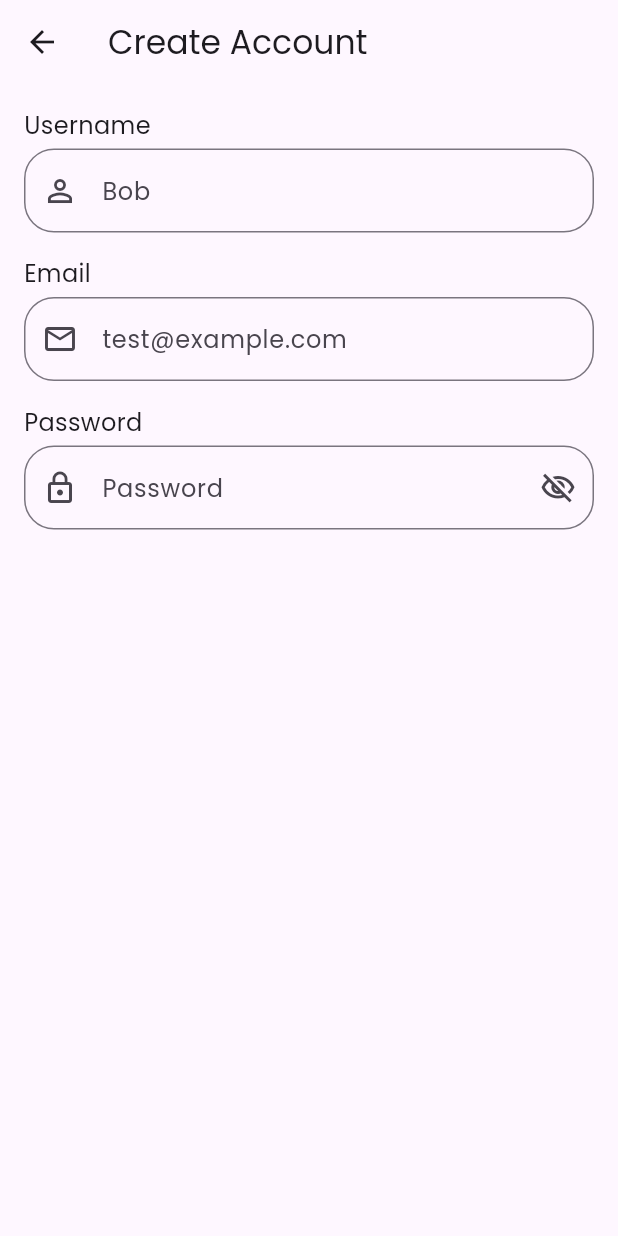
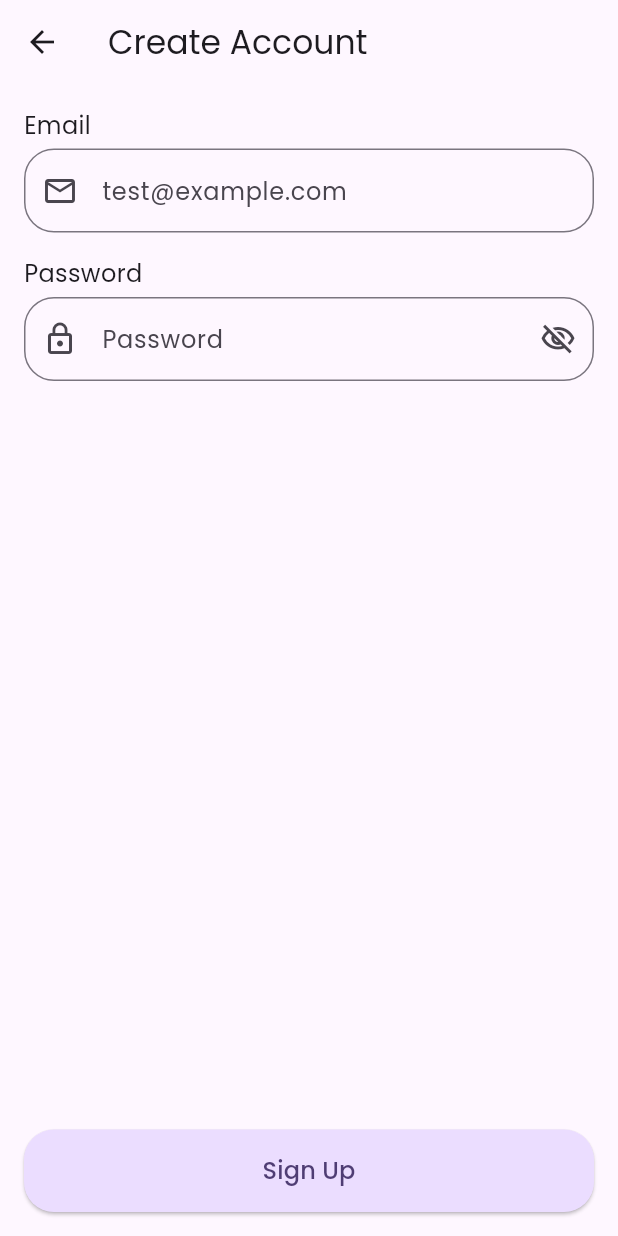
Before and after one commit to y0S6m1sP/Diary, a Flutter app: the RegisterScreen screen opened directly, on a phone screen of 412 x 824 dp. Run offline on Flutter 3.47's test engine with Material 3 defaults, Android fonts, the phone set to English and light mode, and no system bars; our stand-ins replace bloc, equatable, firebase_auth, firebase_core, flutter_bloc, google_fonts; accounts and stored records are empty.

Commit message:
feat: regist user

```diff
--- a/lib/core/system_design/diary_text_field.dart
+++ b/lib/core/system_design/diary_text_field.dart
@@ -8,6 +8,7 @@ class DiaryTextField extends StatelessWidget {
     this.errorText,
     this.prefixIcon,
     this.suffixIcon,
+    this.onChanged
   });
 
   final String? title;
@@ -15,6 +16,7 @@ class DiaryTextField extends StatelessWidget {
   final String? errorText;
   final Widget? prefixIcon;
   final Widget? suffixIcon;
+  final Function(String)? onChanged;
 
   @override
   Widget build(BuildContext context) {
@@ -29,6 +31,7 @@ class DiaryTextField extends StatelessWidget {
           const SizedBox(height: 4),
         ],
         TextField(
+          onChanged: onChanged,
           decoration: InputDecoration(
             prefixIcon: prefixIcon,
             suffixIcon: suffixIcon,
--- /dev/null
+++ b/lib/features/auth/domain/repository/auth_repository.dart
@@ -0,0 +1,5 @@
+abstract class AuthRepository {
+  Future<void> signInWithEmailAndPassword(String email, String password);
+
+  Future<void> signUp({required String email, required String password});
+}
--- /dev/null
+++ b/lib/features/auth/presentation/bloc/register_state.dart
@@ -0,0 +1,24 @@
+import 'package:equatable/equatable.dart';
+
+final class RegisterState extends Equatable {
+  const RegisterState({
+    this.email = '',
+    this.password = '',
+  });
+
+  final String email;
+  final String password;
+
+  @override
+  List<Object?> get props => [email, password];
+
+  RegisterState copyWith({
+    String? email,
+    String? password,
+  }) {
+    return RegisterState(
+      email: email ?? this.email,
+      password: password ?? this.password,
+    );
+  }
+}
--- a/lib/features/auth/presentation/screens/register_screen.dart
+++ b/lib/features/auth/presentation/screens/register_screen.dart
@@ -1,5 +1,10 @@
+import 'package:diary/core/system_design/diary_action_button.dart';
 import 'package:diary/core/system_design/diary_text_field.dart';
+import 'package:diary/features/auth/domain/repository/auth_repository.dart';
+import 'package:diary/features/auth/presentation/bloc/register_cubit.dart';
+import 'package:diary/features/auth/presentation/bloc/register_state.dart';
 import 'package:flutter/material.dart';
+import 'package:flutter_bloc/flutter_bloc.dart';
 
 class RegisterScreen extends StatelessWidget {
   const RegisterScreen({super.key});
@@ -10,33 +15,82 @@ class RegisterScreen extends StatelessWidget {
       appBar: AppBar(
         title: const Text('Create Account'),
       ),
-      body: const SafeArea(
+      body: SafeArea(
         child: Padding(
-          padding: EdgeInsets.all(16.0),
-          child: Column(
-            children: [
-              DiaryTextField(
-                prefixIcon: Icon(Icons.person_outline),
-                title: 'Username',
-                hintText: 'Bob',
-              ),
-              SizedBox(height: 16),
-              DiaryTextField(
-                prefixIcon: Icon(Icons.email_outlined),
-                title: 'Email',
-                hintText: 'test@example.com',
-              ),
-              SizedBox(height: 16),
-              DiaryTextField(
-                prefixIcon: Icon(Icons.lock_outline),
-                suffixIcon: Icon(Icons.visibility_off_outlined),
-                title: 'Password',
-                hintText: 'Password',
-              ),
-            ],
+          padding: const EdgeInsets.all(16.0),
+          child: BlocProvider(
+            create: (_) => RegisterCubit(
+              context.read<AuthRepository>(),
+            ),
+            child: const RegisterContent(),
           ),
         ),
       ),
     );
   }
 }
+
+class RegisterContent extends StatelessWidget {
+  const RegisterContent({super.key});
+
+  @override
+  Widget build(BuildContext context) {
+    return BlocListener<RegisterCubit, RegisterState>(
+      listener: (context, state) {},
+      child: Column(
+        children: [
+          // const DiaryTextField(
+          //   prefixIcon: Icon(Icons.person_outline),
+          //   title: 'Username',
+          //   hintText: 'Bob',
+          // ),
+          // const SizedBox(height: 16),
+          _EmailInput(),
+          const SizedBox(height: 16),
+          _PasswordInput(),
+          const Spacer(),
+          _SignUpButton(),
+        ],
+      ),
+    );
+  }
+}
+
+class _EmailInput extends StatelessWidget {
+  @override
+  Widget build(BuildContext context) {
+    return DiaryTextField(
+      key: const Key('registerForm_emailInput_textField'),
+      onChanged: (email) => context.read<RegisterCubit>().emailChanged(email),
+      prefixIcon: const Icon(Icons.email_outlined),
+      title: 'Email',
+      hintText: 'test@example.com',
+    );
+  }
+}
+
+class _PasswordInput extends StatelessWidget {
+  @override
+  Widget build(BuildContext context) {
+    return DiaryTextField(
+      key: const Key('registerForm_passwordInput_textField'),
+      onChanged: (password) =>
+          context.read<RegisterCubit>().passwordChanged(password),
+      prefixIcon: const Icon(Icons.lock_outline),
+      suffixIcon: const Icon(Icons.visibility_off_outlined),
+      title: 'Password',
+      hintText: 'Password',
+    );
+  }
+}
+
+class _SignUpButton extends StatelessWidget {
+  @override
+  Widget build(BuildContext context) {
+    return DiaryActionButton(
+      key: const Key('registerForm_continue_raisedButton'),
+      data: 'Sign Up',
+      onPressed: () => context.read<RegisterCubit>().signUp(),
+    );
+  }
+}
--- a/lib/main.dart
+++ b/lib/main.dart
@@ -1,17 +1,34 @@
+import 'package:diary/core/utils/app_bloc_observer.dart';
+import 'package:diary/features/auth/data/repository/default_auth_repository.dart';
+import 'package:diary/features/auth/domain/repository/auth_repository.dart';
 import 'package:diary/features/auth/presentation/screens/onboard_screen.dart';
+import 'package:firebase_core/firebase_core.dart';
 import 'package:flutter/material.dart';
+import 'package:flutter_bloc/flutter_bloc.dart';
 import 'package:google_fonts/google_fonts.dart';
 
-void main() {
-  runApp(const MyApp());
+Future<void> main() async {
+  WidgetsFlutterBinding.ensureInitialized();
+  Bloc.observer = AppBlocObserver();
+
+  await Firebase.initializeApp();
+
+  final authRepository = DefalutAuthRepository();
+
+  runApp(MyApp(authRepository: authRepository));
 }
 
 class MyApp extends StatelessWidget {
-  const MyApp({super.key});
+  const MyApp({super.key, required AuthRepository authRepository})
+      : _authRepository = authRepository;
+
+  final AuthRepository _authRepository;
 
   @override
   Widget build(BuildContext context) {
-    return MaterialApp(
+    return RepositoryProvider.value(
+      value: _authRepository,
+      child: MaterialApp(
         title: 'Flutter Demo',
         theme: ThemeData(
           colorScheme: ColorScheme.fromSeed(seedColor: Colors.deepPurple),
@@ -19,6 +36,7 @@ class MyApp extends StatelessWidget {
           useMaterial3: true,
         ),
         home: const OnboardScreen(),
+      ),
     );
   }
 }
--- a/pubspec.yaml
+++ b/pubspec.yaml
@@ -42,6 +42,7 @@ dependencies:
   equatable: ^2.0.5
   firebase_core: ^3.6.0
   firebase_auth: ^5.3.1
+  bloc: ^8.1.4
 
 dev_dependencies:
   flutter_test:
```
Also changed, not shown: lib/core/utils/app_bloc_observer.dart (added, +21 -0 lines), lib/features/auth/data/repository/default_auth_repository.dart (added, +30 -0 lines), lib/features/auth/presentation/bloc/register_cubit.dart (added, +29 -0 lines), pubspec.lock. Lines whose indentation alone changed are shown as unchanged.
